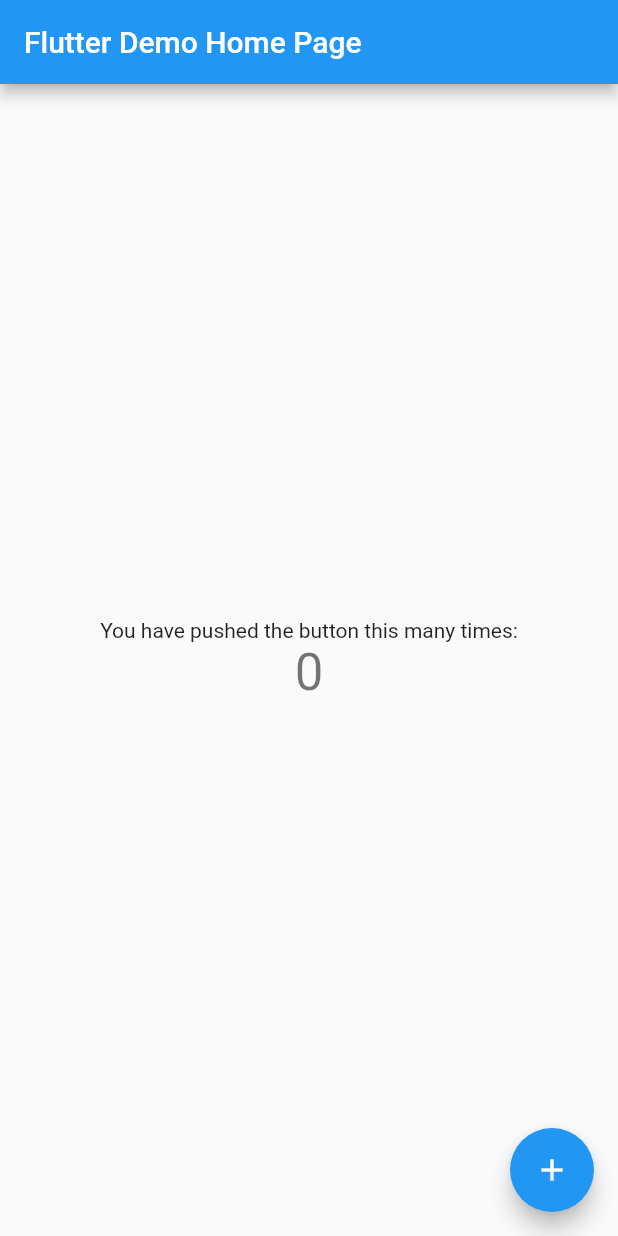
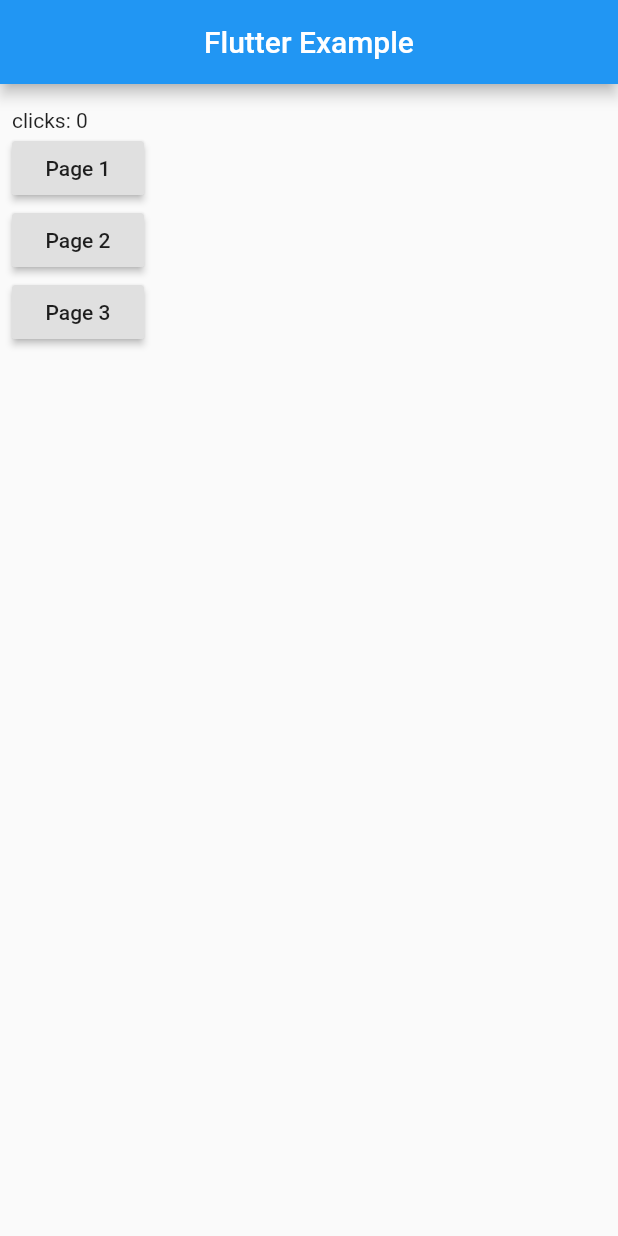
Before and after one commit to omawang/flutter_example, a Flutter app: the screen it shows after launch, on a phone screen of 412 x 824 dp. Run offline on Flutter 3.47's test engine with Material 2 defaults, Android fonts, the phone set to English and light mode, and no system bars; our stand-ins replace get.

```diff
--- /dev/null
+++ b/lib/controller/global_controller.dart
@@ -0,0 +1,17 @@
+import 'package:get/get.dart';
+
+class GlobalController extends GetxController {
+  var count = 0.obs;
+
+  void reset() {
+    count.call(0);
+  }
+
+  void increment() {
+    count++;
+  }
+
+  void decrement() {
+    count--;
+  }
+}
--- a/lib/main.dart
+++ b/lib/main.dart
@@ -1,117 +1,31 @@
 import 'package:flutter/material.dart';
+import 'package:flutter_example/ui.screen/first_screen.dart';
+import 'package:flutter_example/ui.screen/home_page.dart';
+import 'package:flutter_example/ui.screen/second_screen.dart';
+import 'package:flutter_example/ui.screen/third_screen.dart';
+import 'package:get/get.dart';
 
 void main() {
   runApp(MyApp());
 }
 
 class MyApp extends StatelessWidget {
-  // This widget is the root of your application.
   @override
   Widget build(BuildContext context) {
-    return MaterialApp(
+    return GetMaterialApp(
       title: 'Flutter Demo',
       theme: ThemeData(
-        // This is the theme of your application.
-        //
-        // Try running your application with "flutter run". You'll see the
-        // application has a blue toolbar. Then, without quitting the app, try
-        // changing the primarySwatch below to Colors.green and then invoke
-        // "hot reload" (press "r" in the console where you ran "flutter run",
-        // or simply save your changes to "hot reload" in a Flutter IDE).
-        // Notice that the counter didn't reset back to zero; the application
-        // is not restarted.
         primarySwatch: Colors.blue,
-        // This makes the visual density adapt to the platform that you run
-        // the app on. For desktop platforms, the controls will be smaller and
-        // closer together (more dense) than on mobile platforms.
         visualDensity: VisualDensity.adaptivePlatformDensity,
       ),
-      home: MyHomePage(title: 'Flutter Demo Home Page'),
+      enableLog: false,
+      initialRoute: "/",
+      getPages: [
+        GetPage(name: "/", page: () => HomePage()),
+        GetPage(name: "/page1", page: () => FirstScreen()),
+        GetPage(name: "/page2", page: () => SecondScreen()),
+        GetPage(name: "/page3", page: () => ThirdScreen()),
+      ],
     );
   }
 }
-
-class MyHomePage extends StatefulWidget {
-  MyHomePage({Key key, this.title}) : super(key: key);
-
-  // This widget is the home page of your application. It is stateful, meaning
-  // that it has a State object (defined below) that contains fields that affect
-  // how it looks.
-
-  // This class is the configuration for the state. It holds the values (in this
-  // case the title) provided by the parent (in this case the App widget) and
-  // used by the build method of the State. Fields in a Widget subclass are
-  // always marked "final".
-
-  final String title;
-
-  @override
-  _MyHomePageState createState() => _MyHomePageState();
-}
-
-class _MyHomePageState extends State<MyHomePage> {
-  int _counter = 0;
-
-  void _incrementCounter() {
-    setState(() {
-      // This call to setState tells the Flutter framework that something has
-      // changed in this State, which causes it to rerun the build method below
-      // so that the display can reflect the updated values. If we changed
-      // _counter without calling setState(), then the build method would not be
-      // called again, and so nothing would appear to happen.
-      _counter++;
-    });
-  }
-
-  @override
-  Widget build(BuildContext context) {
-    // This method is rerun every time setState is called, for instance as done
-    // by the _incrementCounter method above.
-    //
-    // The Flutter framework has been optimized to make rerunning build methods
-    // fast, so that you can just rebuild anything that needs updating rather
-    // than having to individually change instances of widgets.
-    return Scaffold(
-      appBar: AppBar(
-        // Here we take the value from the MyHomePage object that was created by
-        // the App.build method, and use it to set our appbar title.
-        title: Text(widget.title),
-      ),
-      body: Center(
-        // Center is a layout widget. It takes a single child and positions it
-        // in the middle of the parent.
-        child: Column(
-          // Column is also a layout widget. It takes a list of children and
-          // arranges them vertically. By default, it sizes itself to fit its
-          // children horizontally, and tries to be as tall as its parent.
-          //
-          // Invoke "debug painting" (press "p" in the console, choose the
-          // "Toggle Debug Paint" action from the Flutter Inspector in Android
-          // Studio, or the "Toggle Debug Paint" command in Visual Studio Code)
-          // to see the wireframe for each widget.
-          //
-          // Column has various properties to control how it sizes itself and
-          // how it positions its children. Here we use mainAxisAlignment to
-          // center the children vertically; the main axis here is the vertical
-          // axis because Columns are vertical (the cross axis would be
-          // horizontal).
-          mainAxisAlignment: MainAxisAlignment.center,
-          children: <Widget>[
-            Text(
-              'You have pushed the button this many times:',
-            ),
-            Text(
-              '$_counter',
-              style: Theme.of(context).textTheme.headline4,
-            ),
-          ],
-        ),
-      ),
-      floatingActionButton: FloatingActionButton(
-        onPressed: _incrementCounter,
-        tooltip: 'Increment',
-        child: Icon(Icons.add),
-      ), // This trailing comma makes auto-formatting nicer for build methods.
-    );
-  }
-}
--- /dev/null
+++ b/lib/ui.screen/home_page.dart
@@ -0,0 +1,54 @@
+import 'package:flutter/material.dart';
+import 'package:flutter_example/controller/global_controller.dart';
+import 'package:get/get.dart';
+
+class HomePage extends StatefulWidget {
+  @override
+  _HomePageState createState() => _HomePageState();
+}
+
+class _HomePageState extends State<HomePage> {
+  final controller = Get.put(GlobalController());
+
+  @override
+  Widget build(BuildContext context) {
+    return Scaffold(
+      appBar: AppBar(
+        title: Text("Flutter Example"),
+        centerTitle: true,
+      ),
+      body: SingleChildScrollView(
+        padding: EdgeInsets.symmetric(vertical: 16, horizontal: 8),
+        child: Container(
+          child: Column(
+            crossAxisAlignment: CrossAxisAlignment.start,
+            children: <Widget>[
+              GetX<GlobalController>(
+                  builder: (_) => Text(
+                    'clicks: ${controller.count}',
+                  )),
+              RaisedButton(
+                child: Text("Page 1"),
+                onPressed: () {
+                  Get.toNamed('page1');
+                },
+              ),
+              RaisedButton(
+                child: Text("Page 2"),
+                onPressed: () {
+                  Get.toNamed('page2');
+                },
+              ),
+              RaisedButton(
+                child: Text("Page 3"),
+                onPressed: () {
+                  Get.toNamed('page3');
+                },
+              ),
+            ],
+          ),
+        ),
+      ),
+    );
+  }
+}
--- a/pubspec.yaml
+++ b/pubspec.yaml
@@ -28,6 +28,7 @@ dependencies:
   # The following adds the Cupertino Icons font to your application.
   # Use with the CupertinoIcons class for iOS style icons.
   cupertino_icons: ^1.0.0
+  get: ^3.13.2
 
 dev_dependencies:
   flutter_test:
```
Also changed, not shown: lib/ui.screen/first_screen.dart (added, +28 -0 lines), lib/ui.screen/second_screen.dart (added, +28 -0 lines), lib/ui.screen/third_screen.dart (added, +28 -0 lines), pubspec.lock, 1 other file.
